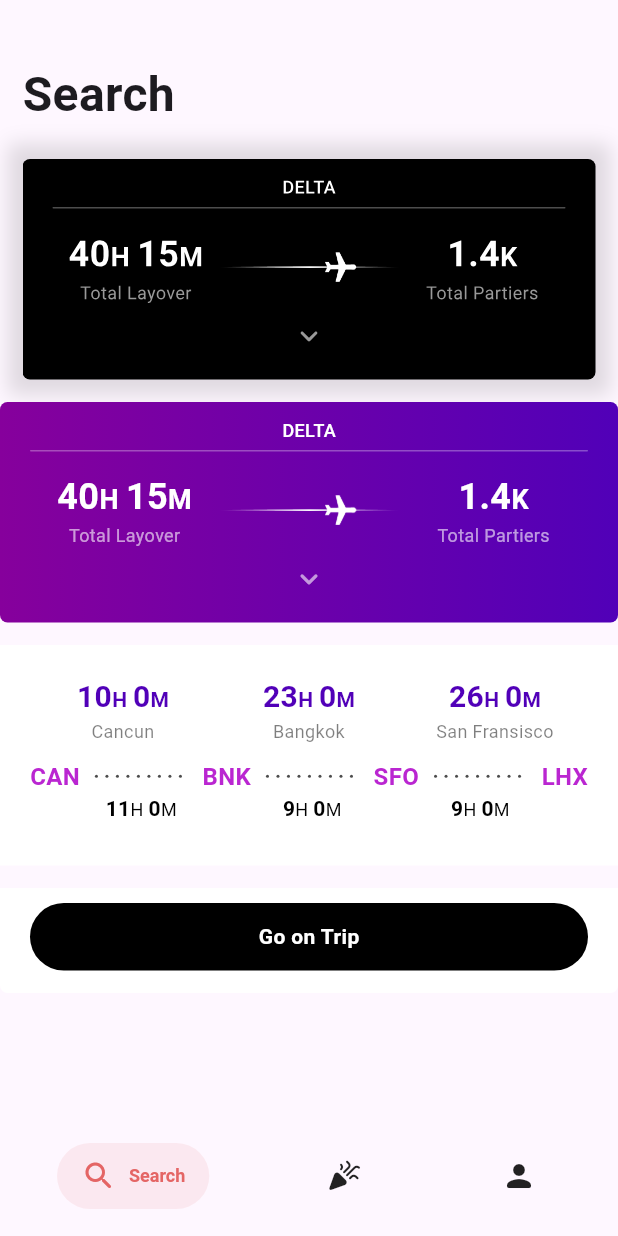
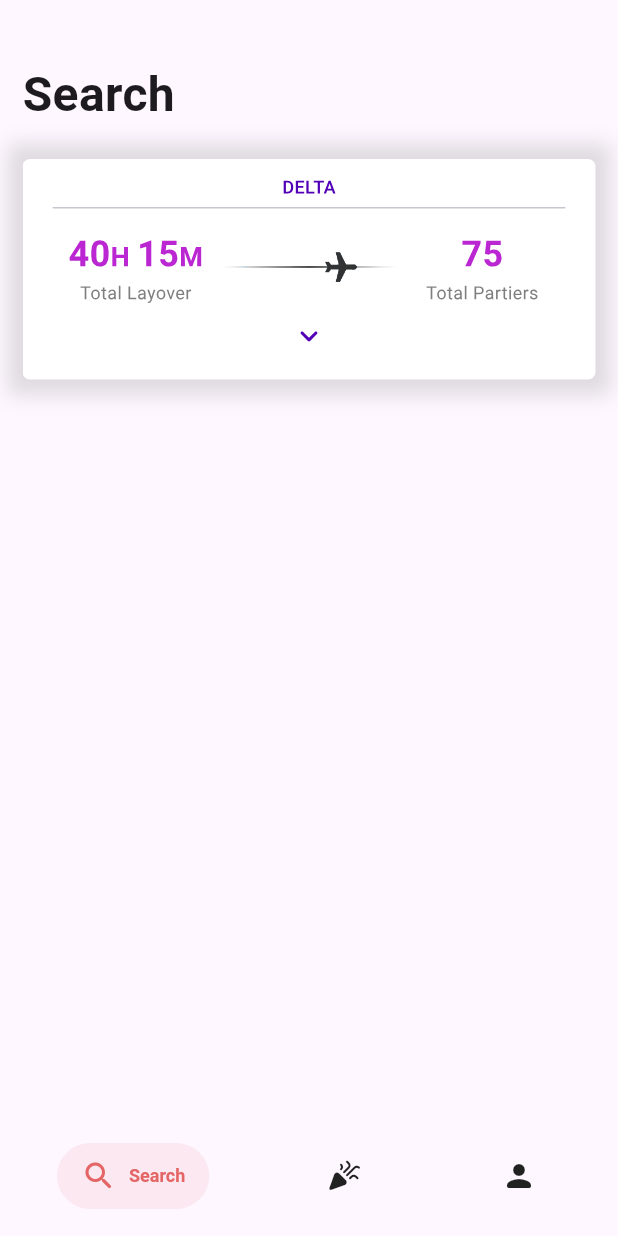
Before and after one commit to benweschler/layover-party-app, a Flutter app: the SearchScreen screen opened by its route, on a phone screen of 412 x 824 dp. Run offline on Flutter 3.47's test engine with Material 2 defaults, Android fonts, the phone set to English and light mode, and no system bars; drawn by our look-alikes of dotted_line, salomon_bottom_bar; our stand-ins replace flutter_form_builder, form_builder_validators, freezed_annotation, go_router; accounts and stored records are empty.

Commit message:
Fixed theme of preview ticket segment.

```diff
--- a/lib/constants.dart
+++ b/lib/constants.dart
@@ -32,6 +32,7 @@
       flights: flights,
       airline: 'Delta',
       layovers: layovers,
+      totalUsers: 75,
     );
 
   static Flight get flight1 => Flight(
--- a/lib/data/trip/trip.dart
+++ b/lib/data/trip/trip.dart
@@ -4,11 +4,13 @@
 class Trip {
   final List<Flight> flights;
   final String airline;
-  late final List<Layover> layovers;
+  final List<Layover> layovers;
+  final int totalUsers;
 
   Trip({
     required this.flights,
     required this.airline,
     required this.layovers,
+    required this.totalUsers,
   });
 }
--- a/lib/screens/search_screen/animated_plane_path.dart
+++ b/lib/screens/search_screen/animated_plane_path.dart
@@ -14,9 +14,9 @@
   Widget build(BuildContext context) {
     String planeRoutePath;
     String planePath;
-    if (!isDark) {
-      planeRoutePath = 'assets/plane_path_blue.png';
-      planePath = 'assets/airplane_blue.png';
+    if (isDark) {
+      planeRoutePath = 'assets/plane_path_grey.png';
+      planePath = 'assets/airplane_grey.png';
     } else {
       planeRoutePath = 'assets/plane_path_white.png';
       planePath = 'assets/airplane_white.png';
--- a/lib/screens/search_screen/search_screen.dart
+++ b/lib/screens/search_screen/search_screen.dart
@@ -51,12 +51,6 @@
                   .map((widget) => widget.preferredSize.height)
                   .toList(),
             ),
-            const SizedBox(height: Insets.med),
-            TripSummarySegment(DummyData.dummyTrip, isPreviewSegment: false),
-            const SizedBox(height: Insets.med),
-            TripDetailsSegment(DummyData.dummyTrip),
-            const SizedBox(height: Insets.med),
-            AddTripButton(onTap: () {}),
           ],
         ),
       ),
--- a/lib/screens/search_screen/trip_preview_segment.dart
+++ b/lib/screens/search_screen/trip_preview_segment.dart
@@ -23,12 +23,16 @@
   Widget build(BuildContext context) {
     final headingStyle = TextStyles.h2.copyWith(
       fontSize: 24,
-      color: Colors.white,
+      color: isPreviewSegment ? AppColors.of(context).primary : Colors.white,
       fontWeight: FontWeight.w600,
     );
-    final unitStyle = TextStyles.title.copyWith(color: Colors.white);
+    final unitStyle = TextStyles.title.copyWith(
+      color: isPreviewSegment ? AppColors.of(context).primary : Colors.white,
+    );
     final captionStyle = TextStyles.caption.copyWith(
-      color: AppColors.of(context).neutralOnContainer,
+      color: isPreviewSegment
+          ? AppColors.of(context).neutralContent
+          : AppColors.of(context).neutralOnContainer,
     );
 
     return Container(
@@ -39,7 +43,7 @@
       ),
       decoration: BoxDecoration(
         gradient: isPreviewSegment ? null : LocalTheme.gradient,
-        color: isPreviewSegment ? Colors.black : null,
+        color: isPreviewSegment ? Colors.white : null,
         borderRadius: Corners.smBorderRadius,
       ),
       child: Column(
@@ -48,12 +52,18 @@
           Text(
             trip.airline.toUpperCase(),
             style: TextStyles.caption.copyWith(
-              color: Colors.white,
+              color: isPreviewSegment
+                  ? AppColors.of(context).secondary
+                  : Colors.white,
               fontWeight: FontWeight.w500,
             ),
           ),
           const SizedBox(height: Insets.xs),
-          CustomDivider(color: AppColors.of(context).dividerOnContainer),
+          CustomDivider(
+            color: isPreviewSegment
+                ? null
+                : AppColors.of(context).dividerOnContainer,
+          ),
           const SizedBox(height: Insets.sm),
           Row(
             children: [
@@ -71,14 +81,11 @@
                   ],
                 ),
               ),
-              const AnimatedPlanePath(isDark: true, isOpen: true),
+              AnimatedPlanePath(isDark: isPreviewSegment, isOpen: true),
               Expanded(
                 child: Column(
                   children: [
-                    Text.rich(TextSpan(children: [
-                      TextSpan(text: '1.4', style: headingStyle),
-                      TextSpan(text: 'K', style: unitStyle),
-                    ])),
+                    Text('${trip.totalUsers}', style: headingStyle),
                     Text("Total Partiers", style: captionStyle),
                   ],
                 ),
@@ -88,7 +95,9 @@
           const SizedBox(height: Insets.xs),
           Icon(
             Icons.keyboard_arrow_down_rounded,
-            color: Colors.white.withOpacity(0.6),
+            color: isPreviewSegment
+                ? AppColors.of(context).secondary
+                : Colors.white.withOpacity(0.6),
           ),
         ],
       ),
```
Also changed, not shown: assets/airplane_blue.png (deleted), assets/airplane_grey.png (added), assets/plane_path_blue.png (deleted), assets/plane_path_grey.png (added).
